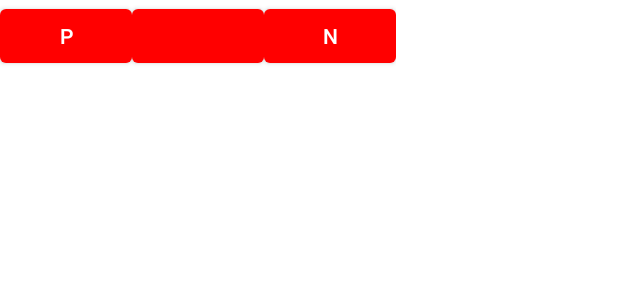
After one commit to mauro-farina/YourTube, an Android app: the layout date_filter.xml on its own in the app's theme, with its tools: preview values and no code run, on a phone screen of 412 x 824 dp. The commit adds this screen. Shown: the top 300 px of the screen. Run offline under Robolectric (Android 15) with nearby library versions, the phone set to English and light mode, and no system bars.

Commit message:
add date filter for videos

```diff
--- a/app/src/main/java/it/units/sim/yourtube/MainViewModel.java
+++ b/app/src/main/java/it/units/sim/yourtube/MainViewModel.java
@@ -35,11 +35,11 @@ public class MainViewModel extends ViewModel {
         rThread.start();
     }
 
-    public void fetchVideos() {
+    public void fetchVideos(Date date) {
         videosList.setValue(new ArrayList<>());
         GoogleAccountCredential credential = GoogleCredentialManager.getInstance().getCredential();
         for (UserSubscription sub : Objects.requireNonNull(subscriptionsList.getValue())) {
-            VideoUploadsRequest subscriptionRequest = new VideoUploadsRequest(credential, sub, new Date());
+            VideoUploadsRequest subscriptionRequest = new VideoUploadsRequest(credential, sub, date);
             RequestCallback<List<VideoData>> subscriptionListCallback = list -> {
                 List<VideoData> videos = videosList.getValue();
                 if (videos != null) {
--- /dev/null
+++ b/app/src/main/res/layout/date_filter.xml
@@ -0,0 +1,24 @@
+<?xml version="1.0" encoding="utf-8"?>
+<LinearLayout xmlns:android="http://schemas.android.com/apk/res/android"
+    android:layout_width="wrap_content"
+    android:layout_height="wrap_content"
+    android:orientation="horizontal">
+
+    <Button
+        android:id="@+id/date_filter_previous"
+        android:layout_width="wrap_content"
+        android:layout_height="wrap_content"
+        android:text="P" />
+
+    <Button
+        android:id="@+id/date_filter_pick"
+        android:layout_width="wrap_content"
+        android:layout_height="wrap_content" />
+
+    <Button
+        android:id="@+id/date_filter_next"
+        android:layout_width="wrap_content"
+        android:layout_height="wrap_content"
+        android:text="N" />
+
+</LinearLayout>
```
Also changed, not shown: app/src/main/java/it/units/sim/yourtube/VideosFragment.java (+39 -2 lines), app/src/main/res/layout/fragment_videos.xml (+13 -5 lines).
